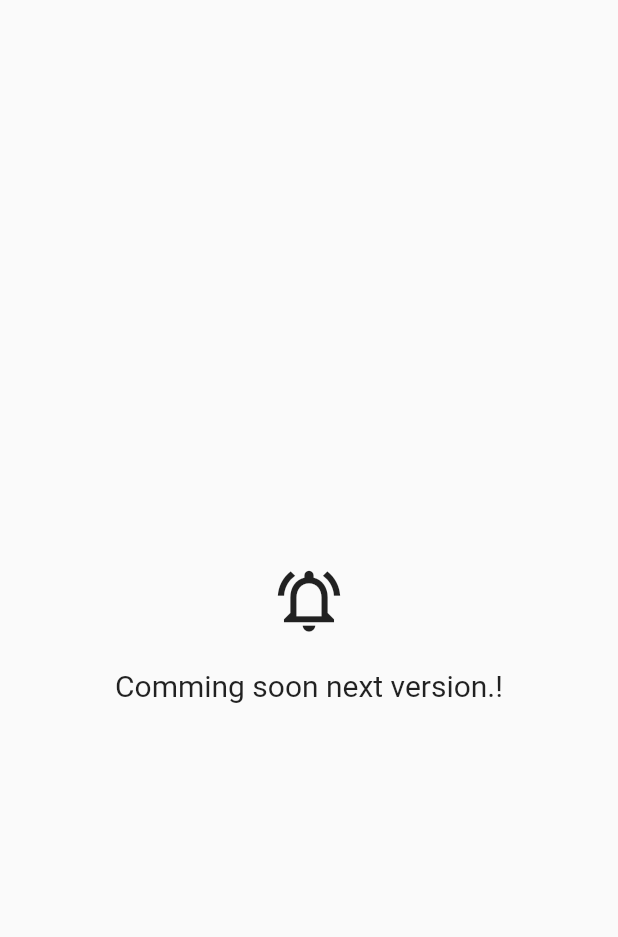
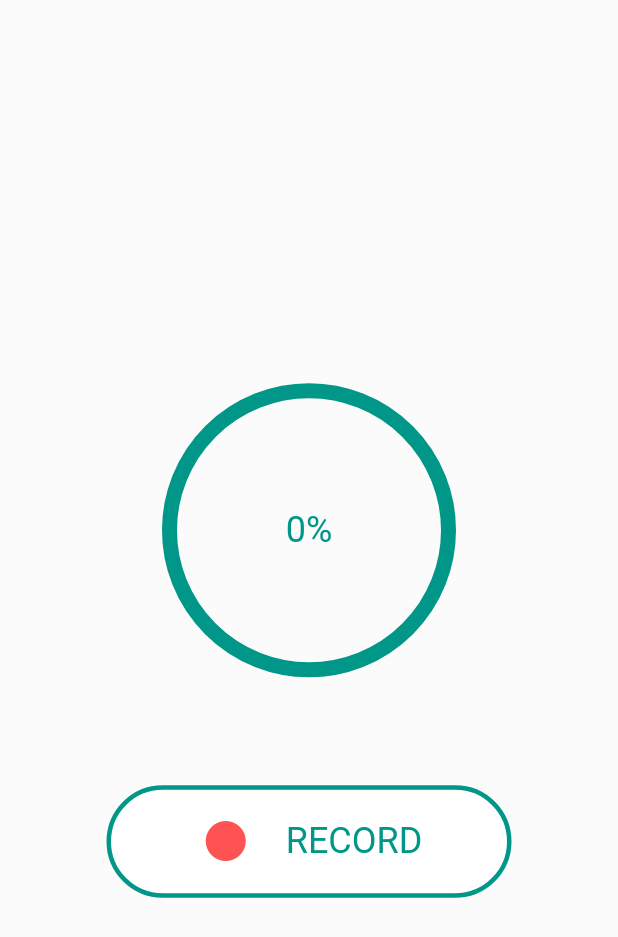
Before and after one commit to anurak18844/duriandatasetapp, a Flutter app: the SetDataInLab screen opened directly, on a phone screen of 412 x 824 dp. Shown: the top 937 px of the screen. Run offline on Flutter 3.47's test engine with Material 2 defaults, Android fonts, the phone set to English and light mode, and no system bars; our stand-ins replace avatar_glow.

Commit message:
add circle progress

```diff
--- a/lib/Screens/setDataInLab.dart
+++ b/lib/Screens/setDataInLab.dart
@@ -1,3 +1,8 @@
+import 'package:avatar_glow/avatar_glow.dart';
+import 'package:dariandatasetapp/Utils/Progress/proGress.dart';
+import 'package:dariandatasetapp/Utils/Slider/sliderForResponse.dart';
+import 'package:dariandatasetapp/Utils/Slider/sliderForSetdata.dart';
+import 'package:dariandatasetapp/Utils/globalVariable.dart';
 import 'package:flutter/cupertino.dart';
 import 'package:flutter/material.dart';
 
@@ -9,22 +14,127 @@ class SetDataInLab extends StatefulWidget {
 }
 
 class _SetDataInLabState extends State<SetDataInLab> {
+
+  bool _status = false;
   @override
   Widget build(BuildContext context) {
+
+    double width = MediaQuery.of(context).copyWith().size.width;
+    double height = MediaQuery.of(context).copyWith().size.height;
+    Color colorTeal = Colors.teal;
+    Color colorWhiteShade = Colors.white60;
+    double fontSize = 18;
+    Color colorBlackShade = Colors.black26;
     return Scaffold(
       body: Container(
-        margin: EdgeInsets.only(top: 20),
-        alignment: Alignment.center,
-        child: Column(
-          crossAxisAlignment: CrossAxisAlignment.center,
-          mainAxisAlignment: MainAxisAlignment.center,
-          children: [
-            Icon(Icons.notifications_active_outlined,size: 50,),
-            SizedBox(height: 20,),
-            Text('Comming soon next version.!',style: TextStyle(fontSize: 20),),
-          ],
+        padding: EdgeInsets.all(10),
+        color: Colors.white12,
+        width: width,
+        height: height,
+        child: SingleChildScrollView(
+          child: Column(
+            mainAxisAlignment: MainAxisAlignment.start,
+            crossAxisAlignment: CrossAxisAlignment.center,
+            children: [
+              Container(
+                margin: EdgeInsets.only(top: height*.02),
+                child: CircularProgress(),
+              ),
+            ],
+          ),
         ),
       ),
     );
   }
+
+  Widget buildSoundIcon(double width,double height, Color color,double top){
+    return Container(
+      margin: EdgeInsets.only(left: 5,right: 5,top: top),
+      width: width,
+      height: height,
+      decoration: BoxDecoration(
+          borderRadius: BorderRadius.circular(30),
+          color: color,
+          boxShadow: [
+            BoxShadow(
+                color: Colors.teal.shade300,
+                offset: Offset(4,4),
+                blurRadius: 2,
+                spreadRadius: 1.0
+            )
+          ]
+      ),
+    );
+  }
+
+  Widget buildSoundButtonIcon(){
+    double heightCOntaianerSoundIcon = 170/2;
+    return InkWell(
+      child: Container(
+        width: heightCOntaianerSoundIcon*2,
+        height: heightCOntaianerSoundIcon*2,
+        decoration: BoxDecoration(
+            color: Colors.grey[200],
+            border:Border.all(
+                color: Colors.white60,
+                width: 1
+            ),
+            borderRadius: BorderRadius.circular(300),
+            boxShadow: [
+              BoxShadow(
+                  color: Colors.grey.shade600,
+                  offset: Offset(4,4),
+                  blurRadius: 15,
+                  spreadRadius: 1
+              ),
+              BoxShadow(
+                  color: Colors.white,
+                  offset: Offset(-4,-4),
+                  blurRadius: 15,
+                  spreadRadius: 1
+              )
+            ]
+        ),
+        child: Row(
+          crossAxisAlignment: CrossAxisAlignment.start,
+          mainAxisAlignment: MainAxisAlignment.center,
+          children: [
+            buildSoundIcon(35/2, 60/2, Colors.teal,heightCOntaianerSoundIcon*.8),
+            buildSoundIcon(35/2, 130/2, Colors.teal,heightCOntaianerSoundIcon*.50),
+            buildSoundIcon(35/2, 200/2, Colors.teal,heightCOntaianerSoundIcon*.25),
+            buildSoundIcon(35/2, 130/2, Colors.teal,heightCOntaianerSoundIcon*.75),
+            buildSoundIcon(35/2, 75/2, Colors.teal,heightCOntaianerSoundIcon*.75),
+          ],
+        ),
+      ),
+      onTap: (){
+        setState(() {
+          if(_status){
+            _status = false;
+            print(_status);
+            //หยุดบันทึก
+            indexTopForShow = 5;
+          }
+          else{
+            _status = true;
+            print(_status);
+            //เริ่มบันทึก
+          }
+        });
+      },
+    );
+  }
+
+  Widget buildText(String text,Color color,double fontsize,){
+    return Text(
+      text,
+      textAlign: TextAlign.center,
+      style: TextStyle(
+          fontSize: fontsize,
+          color: color,
+          fontFamily: 'Roboto'
+      ),
+    );
+  }
+
 }
--- /dev/null
+++ b/lib/Utils/Progress/proGress.dart
@@ -0,0 +1,126 @@
+import 'package:flutter/cupertino.dart';
+import 'package:flutter/material.dart';
+import 'dart:math';
+class CircularProgress extends StatefulWidget {
+  const CircularProgress({Key? key}) : super(key: key);
+
+  @override
+  _CircularProgressState createState() => _CircularProgressState();
+}
+
+class _CircularProgressState extends State<CircularProgress> with SingleTickerProviderStateMixin{
+
+  AnimationController? progressController;
+  Animation<double>? animation;
+  double value = 80;
+
+  @override
+  void initState() {
+    // TODO: implement initState
+    super.initState();
+    progressController = AnimationController(vsync: this,duration: Duration(milliseconds: 2000));
+    animation = Tween<double>(begin: 0,end: value).animate(progressController!)..addListener(() {
+      setState(() {
+
+      });
+    });
+  }
+
+  var record = true;
+
+  @override
+  Widget build(BuildContext context) {
+    return Center(
+      child: Container(
+        height: MediaQuery.of(context).size.height,
+        //color: Colors.teal,
+        child: Column(
+          mainAxisAlignment: MainAxisAlignment.center,
+          crossAxisAlignment: CrossAxisAlignment.center,
+          children: [
+            CustomPaint(
+              foregroundPainter: CircleProgress(animation!.value),
+              child: Container(
+                width: 200,
+                height: 200,
+                child: Center(child: Text("${animation!.value.toInt()}%",style: TextStyle(color: Colors.teal,fontSize: 24),)),
+              ),
+            ),
+            SizedBox(height: 50,),
+            GestureDetector(
+              child: Container(
+                margin: EdgeInsets.only(top: 20,bottom: 25),
+                alignment: Alignment.center,
+                width: 270,
+                height: 75,
+                child: Row(
+                  mainAxisAlignment: MainAxisAlignment.center,
+                  children: [
+                    Icon(record ? Icons.fiber_manual_record_rounded : Icons.stop,color: Colors.redAccent,size: 40,),
+                    SizedBox(width: 20,),
+                    Text("RECORD",style: TextStyle(fontSize: 24,color: Colors.teal),),
+                  ],
+                ),
+                decoration: BoxDecoration(
+                    borderRadius: BorderRadius.circular(40),
+                    color: Colors.white,
+                    border:Border.all(
+                        color: Colors.teal,
+                        width: 3
+                    )
+                ),
+              ),
+              onTap: (){
+                if(animation!.value == 80){
+                  progressController!.reverse();
+                }else{
+                  progressController!.forward();
+                }
+                print("SAVE DATA");
+                setState(() {
+                  record = !record;
+                });
+              },
+            ),
+          ],
+
+        ),
+      ),
+    );
+  }
+}
+
+class CircleProgress extends CustomPainter{
+
+  double currentProgress;
+
+  CircleProgress(this.currentProgress);
+
+  @override
+  void paint(Canvas canvas, Size size) {
+    Paint outerCircle = Paint()
+        .. strokeWidth = 10
+        ..color = Colors.teal
+        .. style = PaintingStyle.stroke;
+
+    Paint completeArc = Paint()
+      ..strokeWidth = 10
+      ..color = Colors.redAccent
+      ..style = PaintingStyle.stroke
+      ..strokeCap = StrokeCap.round;
+
+    Offset center = Offset(size.width/2,size.height/2);
+    double radius = min(size.width/2, size.height/2)-7;
+
+    canvas.drawCircle(center, radius, outerCircle);
+
+    double angle = 2 * pi * (currentProgress/100);
+
+    canvas.drawArc(Rect.fromCircle(center: center, radius: radius), -pi/2, angle, false, completeArc);
+  }
+
+  @override
+  bool shouldRepaint(covariant CustomPainter oldDelegate) {
+    return true;
+  }
+}
```
